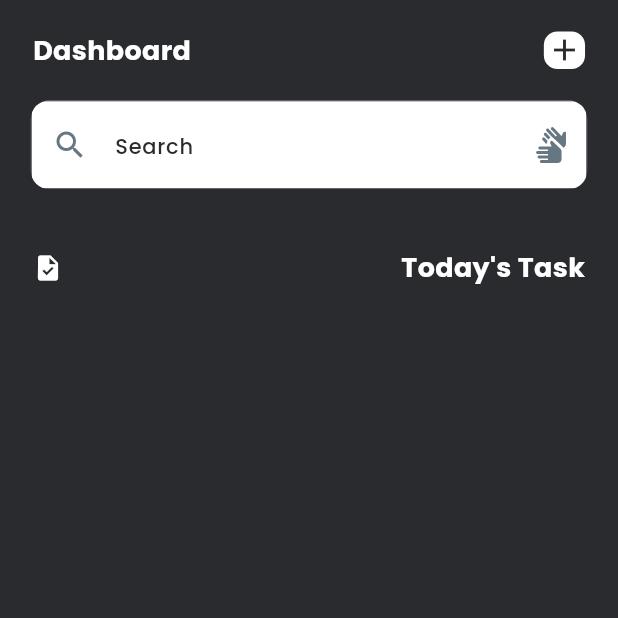
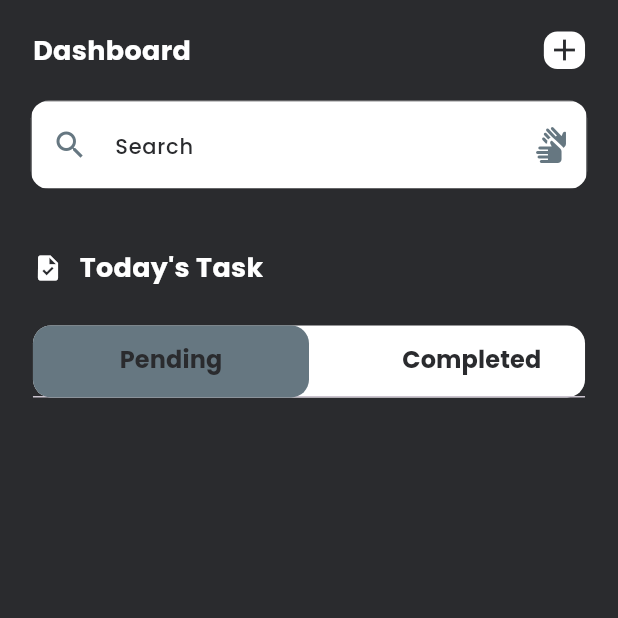
Before and after one commit to banku27/Task-Management-Firebase, a Flutter app: the screen it shows after launch, on a phone screen of 412 x 824 dp, the top half of it. Run offline on Flutter 3.47's test engine with Material 2 defaults, Android fonts, the phone set to English and light mode, and no system bars; our stand-ins replace country_picker, flutter_riverpod, flutter_screenutil, google_fonts, ionicons, pinput and 1 more.

Commit message:
pending and completed tabs

```diff
--- a/lib/features/todo/pages/homepage.dart
+++ b/lib/features/todo/pages/homepage.dart
@@ -6,6 +6,7 @@ import 'package:todo_with_firebase/common/widgets/app_style.dart';
 import 'package:todo_with_firebase/common/widgets/custom_text_field.dart';
 import 'package:todo_with_firebase/common/widgets/height_spacer.dart';
 import 'package:todo_with_firebase/common/widgets/reusable_text.dart';
+import 'package:todo_with_firebase/common/widgets/width_spacer.dart';
 
 class HomePage extends ConsumerStatefulWidget {
   const HomePage({super.key});
@@ -14,7 +15,10 @@ class HomePage extends ConsumerStatefulWidget {
   ConsumerState<HomePage> createState() => _HomePageState();
 }
 
-class _HomePageState extends ConsumerState<HomePage> {
+class _HomePageState extends ConsumerState<HomePage>
+    with TickerProviderStateMixin {
+  late final TabController tabController =
+      TabController(length: 2, vsync: this);
   final TextEditingController search = TextEditingController();
 
   @override
@@ -95,18 +99,71 @@ class _HomePageState extends ConsumerState<HomePage> {
             children: [
               const HeightSpacer(size: 25),
               Row(
-                mainAxisAlignment: MainAxisAlignment.spaceBetween,
+                // mainAxisAlignment: MainAxisAlignment.spaceBetween,
                 children: [
                   const Icon(
                     Icons.task,
                     size: 20,
                     color: AppConstants.kLight,
                   ),
+                  const WidthSpacer(width: 10),
                   ReusableText(
-                      text: "Today's Task",
-                      style: appstyle(18, AppConstants.kLight, FontWeight.bold))
+                    text: "Today's Task",
+                    style: appstyle(18, AppConstants.kLight, FontWeight.bold),
+                  ),
                 ],
-              )
+              ),
+              const HeightSpacer(size: 25),
+              Container(
+                decoration: BoxDecoration(
+                  color: AppConstants.kLight,
+                  borderRadius: BorderRadius.all(
+                    Radius.circular(AppConstants.kRadius),
+                  ),
+                ),
+                child: TabBar(
+                  indicatorSize: TabBarIndicatorSize.label,
+                  controller: tabController,
+                  labelPadding: EdgeInsets.zero,
+                  isScrollable: false,
+                  labelStyle:
+                      appstyle(24, AppConstants.kBlueLight, FontWeight.w700),
+                  unselectedLabelColor: AppConstants.kLight,
+                  indicator: BoxDecoration(
+                    color: AppConstants.kGreyLight,
+                    borderRadius: BorderRadius.all(
+                      Radius.circular(AppConstants.kRadius),
+                    ),
+                  ),
+                  tabs: [
+                    Tab(
+                      child: SizedBox(
+                        width: AppConstants.kWidth * 0.5,
+                        child: Center(
+                          child: ReusableText(
+                            text: 'Pending',
+                            style: appstyle(
+                                16, AppConstants.kBkDark, FontWeight.bold),
+                          ),
+                        ),
+                      ),
+                    ),
+                    Tab(
+                      child: Container(
+                        padding: EdgeInsets.only(left: 30.w),
+                        width: AppConstants.kWidth * 0.5,
+                        child: Center(
+                          child: ReusableText(
+                            text: 'Completed',
+                            style: appstyle(
+                                16, AppConstants.kBkDark, FontWeight.bold),
+                          ),
+                        ),
+                      ),
+                    ),
+                  ],
+                ),
+              ),
             ],
           ),
         ),
```
